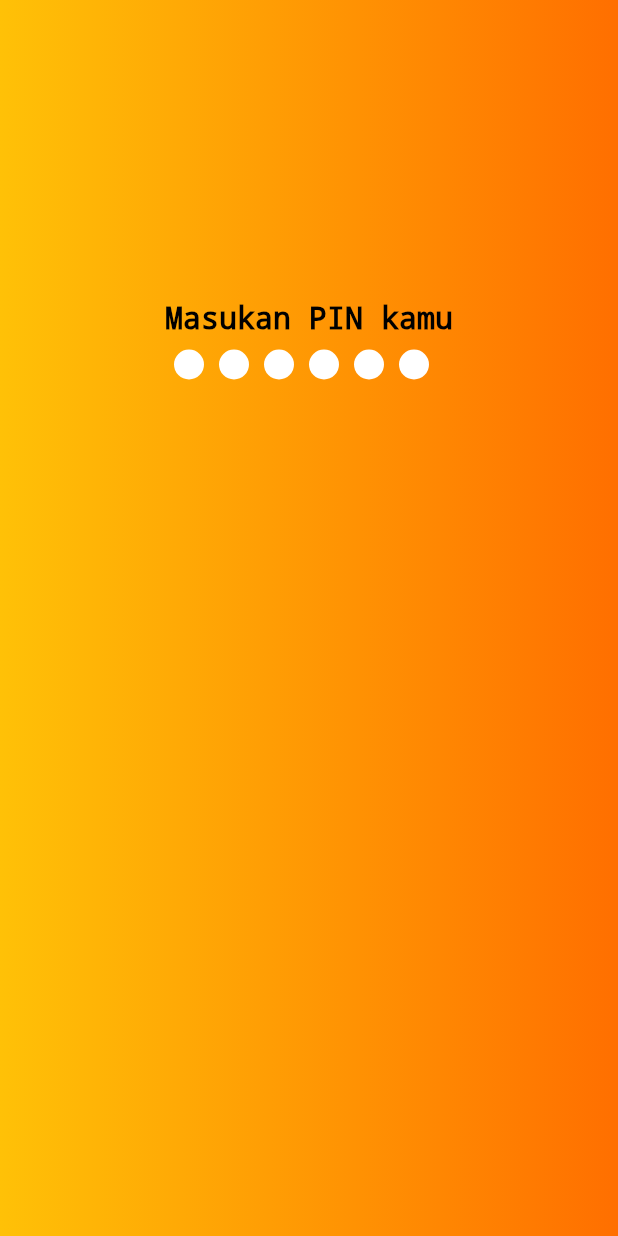
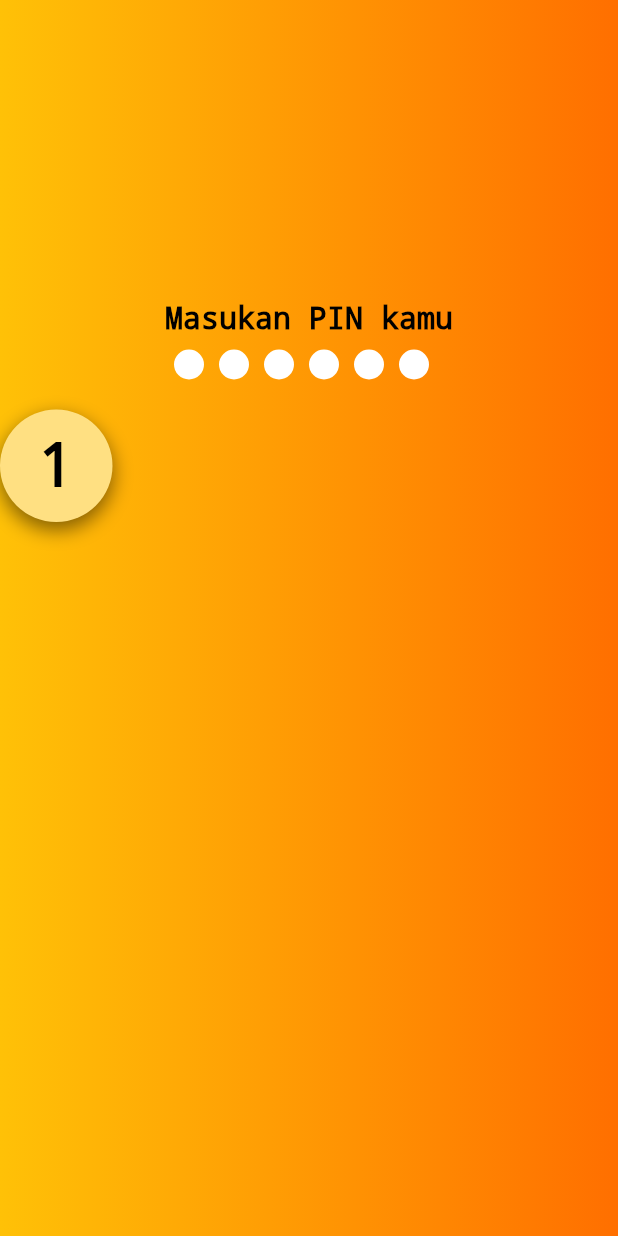
Before and after one commit to FieryInferno/keuangan, a Flutter app: the screen it shows after launch, on a phone screen of 412 x 824 dp. Run offline on Flutter 3.47's test engine with Material 2 defaults, Android fonts, the phone set to English and light mode, and no system bars.

Commit message:
tombol pin

```diff
--- /dev/null
+++ b/lib/components/text_widget.dart
@@ -0,0 +1,21 @@
+import 'package:flutter/material.dart';
+
+class TextWidget extends StatelessWidget {
+  final String text;
+  final double size;
+
+  const TextWidget(this.text, {super.key, this.size = 20});
+
+  @override
+  Widget build(BuildContext context) {
+    return Text(
+      text,
+      style: TextStyle(
+        color: Colors.black,
+        fontWeight: FontWeight.w700,
+        fontSize: size,
+        decoration: TextDecoration.none,
+      ),
+    );
+  }
+}
--- a/lib/main.dart
+++ b/lib/main.dart
@@ -1,5 +1,6 @@
 import 'package:flutter/material.dart';
-import 'package:keuangan/circle_pin.dart';
+import 'package:keuangan/components/circle_pin.dart';
+import 'package:keuangan/components/text_widget.dart';
 
 void main() {
   runApp(const MyApp());
@@ -44,9 +45,7 @@ class Login extends StatelessWidget {
       ),
       child: Column(
         children: [
-          Container(
-            margin: const EdgeInsets.only(bottom: 10),
-            child: const Text(
+          const Text(
             'Masukan PIN kamu',
             style: TextStyle(
               color: Colors.black,
@@ -55,11 +54,37 @@ class Login extends StatelessWidget {
               decoration: TextDecoration.none,
             ),
           ),
+          Container(
+            margin: const EdgeInsets.only(top: 10, bottom: 20),
+            child: Row(
+              mainAxisAlignment: MainAxisAlignment.center,
+              children: loadCirclePin(),
+            ),
           ),
           Row(
-            mainAxisAlignment: MainAxisAlignment.center,
-            children: loadCirclePin(),
-          )
+            children: [
+              Container(
+                height: 75,
+                width: 75,
+                decoration: BoxDecoration(
+                    borderRadius: const BorderRadius.all(
+                      Radius.circular(75),
+                    ),
+                    color: Colors.amber[200],
+                    boxShadow: const [
+                      BoxShadow(
+                          color: Color.fromARGB(121, 0, 0, 0),
+                          blurRadius: 10,
+                          spreadRadius: 0.5,
+                          offset: Offset(0, 5)),
+                    ]),
+                margin: const EdgeInsets.only(right: 10),
+                child: const Center(
+                  child: TextWidget('1', size: 40),
+                ),
+              ),
+            ],
+          ),
         ],
       ),
     );
```
Also changed, not shown: lib/components/circle_pin.dart (renamed from lib/circle_pin.dart). Lines whose indentation alone changed are shown as unchanged.
